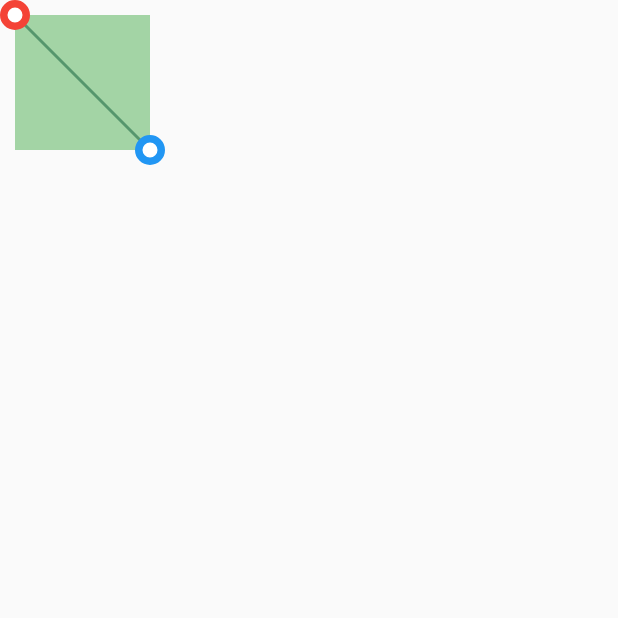
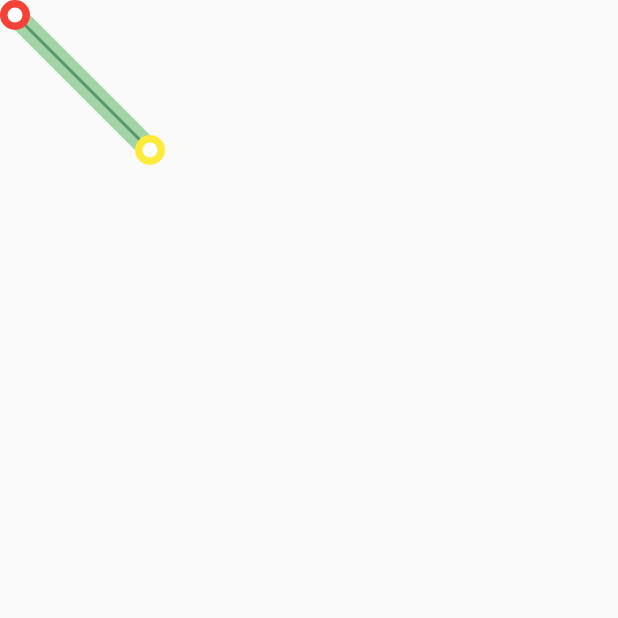
Before and after one commit to yuta-akazawa/flutter_practice, a Flutter app: the screen it shows after launch, on a phone screen of 412 x 824 dp, the top half of it. Run offline on Flutter 3.47's test engine with Material 2 defaults, Android fonts, the phone set to English and light mode, and no system bars; our stand-ins replace after_layout, bloc, cached_network_image, equatable, flutter_bloc, google_maps_flutter and 1 more; generated files the repository leaves out were written again.

Commit message:
clipping around line

```diff
--- a/prc_link_between_widget/lib/main.dart
+++ b/prc_link_between_widget/lib/main.dart
@@ -52,8 +52,8 @@ class LinkState extends State<LinkScreen>  {
 
                     Positioned.fromRect(
                       rect: Rect.fromPoints(
-                          Offset(x1, y1),
-                          Offset(x2, y2)
+                          Offset(x1 - 5, y1 - 5),
+                          Offset(x2 + 5, y2 + 5)
                       ),
                       child: GestureDetector(
                         onTap: () {
@@ -64,8 +64,14 @@ class LinkState extends State<LinkScreen>  {
                             focusNode.requestFocus();
                           }
                         },
-                        child: Container(
-                          color: hasFocus ? Colors.blue.withOpacity(0.5) : Colors.green.withOpacity(0.5),
+                        child: ClipPath(
+                          child: Container(
+                            color: hasFocus ? Colors.blue.withOpacity(0.5) : Colors.green.withOpacity(0.5),
+                          ),
+                          clipper: LineClipper(
+                              a: Offset(x1, y1),
+                              b: Offset(x2, y2),
+                          ),
                         ),
                       ),
                     ),
@@ -80,13 +86,10 @@ class LinkState extends State<LinkScreen>  {
                             x1 = details.focalPoint.dx;
                             y1 = details.focalPoint.dy;
                           });
-                          if (hasFocus) {
-                            print('scale: hasfocus');
-                          } else {
-                            print('scale: not hasfocus');
-                          }
                         },
-                        child: CircleContainer(color: Colors.red),
+                        child: CircleContainer(
+                            color: Colors.red
+                        ),
                       ),
                     ),
                     Positioned.fromRect(
@@ -100,13 +103,10 @@ class LinkState extends State<LinkScreen>  {
                             x2 = details.focalPoint.dx;
                             y2 = details.focalPoint.dy;
                           });
-                          if (hasFocus) {
-                            print('scale: hasfocus');
-                          } else {
-                            print('scale: not hasfocus');
-                          }
                         },
-                        child: CircleContainer(color: Colors.blue),
+                        child: CircleContainer(
+                            color: Colors.yellow
+                        ),
                       ),
                     ),
                   ],
@@ -158,3 +158,46 @@ class LinkPointer extends CustomPainter {
     return true;
   }
 }
+
+class LineClipper extends CustomClipper<Path> {
+  final Offset a;
+  final Offset b;
+  LineClipper({
+    @required this.a,
+    @required this.b
+  });
+
+  _clipAroundLine(Path path, Size size) {
+    if (a < b || a > b) {
+      print("hoge");
+      path.lineTo(0, 10);
+      path.lineTo(size.width - 10, size.height);
+      path.lineTo(size.width, size.height - 10);
+      path.lineTo(10, 0);
+    } else {
+      print("piyo");
+      path.moveTo(0, size.height - 10);
+      path.lineTo(0, size.height);
+      path.lineTo(size.width, 10);
+      path.lineTo(size.width, 0);
+    }
+    if (a.dx == b.dx) {
+      print("hogehoge");
+      path.lineTo(0, 0);
+      path.lineTo(size.width, size.height / 2);
+    } else if (a.dy == b.dy) {
+      print("figafiga");
+    }
+  }
+
+  @override
+  Path getClip(Size size) {
+    final path = Path();
+    _clipAroundLine(path, size);
+    path.close();
+    return path;
+  }
+
+  @override
+  bool shouldReclip(CustomClipper oldClipper) => true;
+}
```
